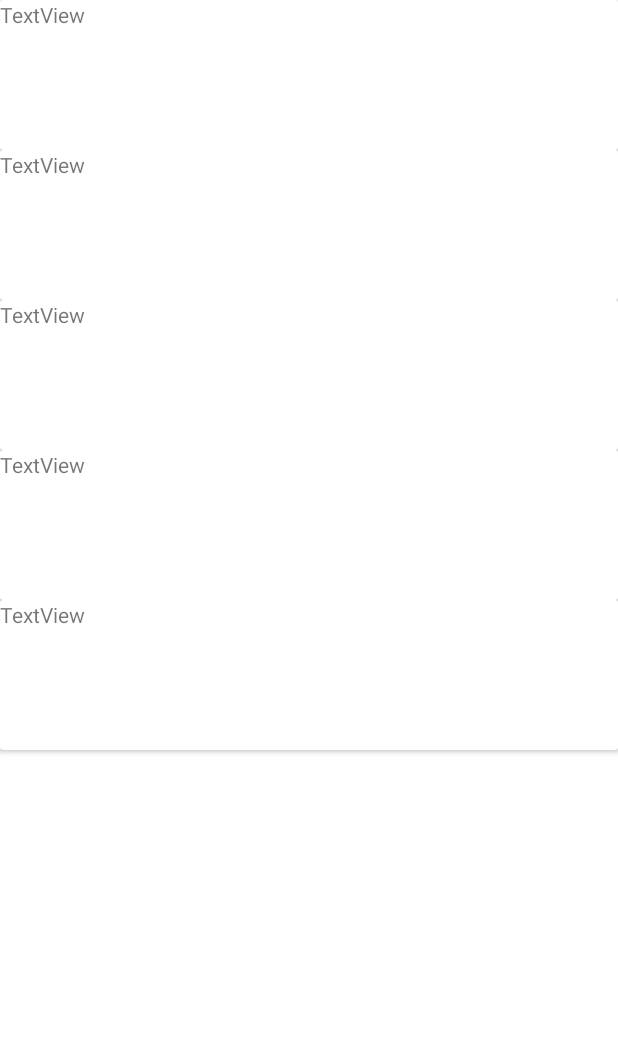
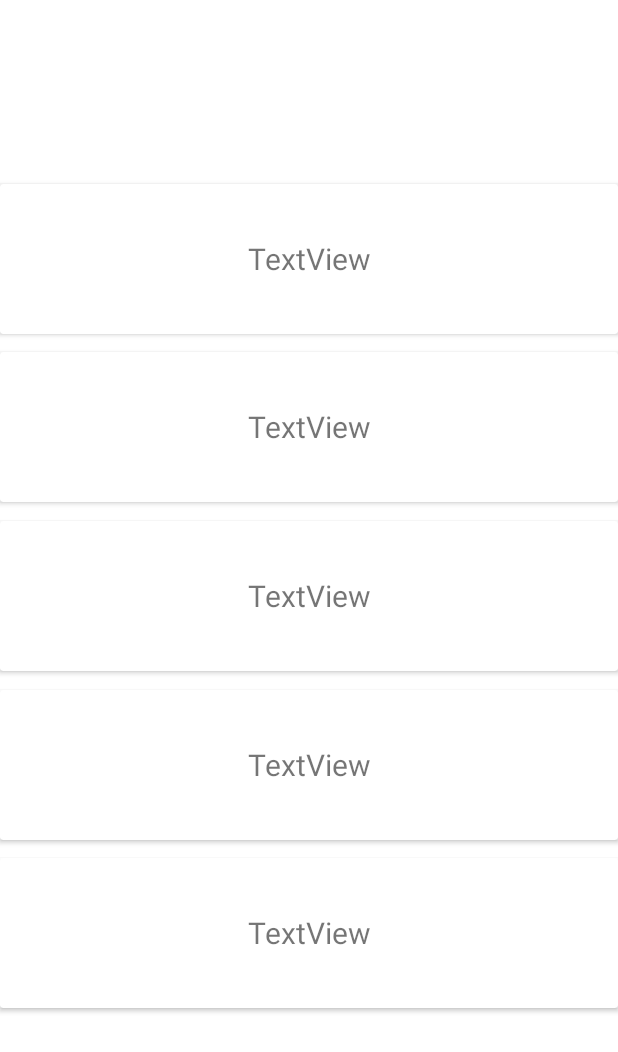
Before and after one commit to np766652/Quizbay, an Android app: the DynamicListActivity screen opened directly, with no data from a screen before it, on a phone screen of 412 x 824 dp. Shown: the top 1052 px of the screen. Run offline under Robolectric (Android 15) with nearby library versions, the phone set to English and light mode, and no system bars.

Commit message:
before common infra integration

```diff
--- a/app/src/main/res/layout/activity_dynamic_list.xml
+++ b/app/src/main/res/layout/activity_dynamic_list.xml
@@ -10,14 +10,20 @@
         android:id="@+id/cv_quizbay_dynamic1"
         android:layout_width="match_parent"
         android:layout_height="100dp"
+        android:layout_marginTop="120dp"
+        android:layout_marginBottom="10dp"
+
+        app:layout_constraintBottom_toTopOf="@+id/cv_quizbay_dynamic2"
         app:layout_constraintEnd_toEndOf="parent"
         app:layout_constraintStart_toStartOf="parent"
-        app:layout_constraintTop_toTopOf="parent" >
+        app:layout_constraintTop_toTopOf="parent">
 
         <TextView
             android:id="@+id/tv_quizbay_dynamic1"
             android:layout_width="match_parent"
             android:layout_height="match_parent"
+            android:gravity="center"
+            android:textSize="20sp"
             android:text="TextView" />
     </androidx.cardview.widget.CardView>
 
@@ -25,14 +31,18 @@
         android:id="@+id/cv_quizbay_dynamic2"
         android:layout_width="match_parent"
         android:layout_height="100dp"
+        android:layout_marginBottom="10dp"
+        app:layout_constraintBottom_toTopOf="@+id/cv_quizbay_dynamic3"
         app:layout_constraintEnd_toEndOf="parent"
         app:layout_constraintStart_toStartOf="parent"
-        app:layout_constraintTop_toBottomOf="@+id/cv_quizbay_dynamic1" >
+        app:layout_constraintTop_toBottomOf="@+id/cv_quizbay_dynamic1">
 
         <TextView
             android:id="@+id/tv_quizbay_dynamic2"
             android:layout_width="match_parent"
             android:layout_height="match_parent"
+            android:gravity="center"
+            android:textSize="20sp"
             android:text="TextView" />
     </androidx.cardview.widget.CardView>
 
@@ -40,14 +50,18 @@
         android:id="@+id/cv_quizbay_dynamic3"
         android:layout_width="match_parent"
         android:layout_height="100dp"
+        android:layout_marginBottom="10dp"
+        app:layout_constraintBottom_toTopOf="@+id/cv_quizbay_dynamic4"
         app:layout_constraintEnd_toEndOf="parent"
         app:layout_constraintStart_toStartOf="parent"
-        app:layout_constraintTop_toBottomOf="@+id/cv_quizbay_dynamic2" >
+        app:layout_constraintTop_toBottomOf="@+id/cv_quizbay_dynamic2">
 
         <TextView
             android:id="@+id/tv_quizbay_dynamic3"
             android:layout_width="match_parent"
             android:layout_height="match_parent"
+            android:gravity="center"
+            android:textSize="20sp"
             android:text="TextView" />
     </androidx.cardview.widget.CardView>
 
@@ -55,14 +69,18 @@
         android:id="@+id/cv_quizbay_dynamic4"
         android:layout_width="match_parent"
         android:layout_height="100dp"
+        android:layout_marginBottom="10dp"
+        app:layout_constraintBottom_toTopOf="@+id/cv_quizbay_dynamic5"
         app:layout_constraintEnd_toEndOf="parent"
         app:layout_constraintStart_toStartOf="parent"
-        app:layout_constraintTop_toBottomOf="@+id/cv_quizbay_dynamic3" >
+        app:layout_constraintTop_toBottomOf="@+id/cv_quizbay_dynamic3">
 
         <TextView
             android:id="@+id/tv_quizbay_dynamic4"
             android:layout_width="match_parent"
             android:layout_height="match_parent"
+            android:gravity="center"
+            android:textSize="20sp"
             android:text="TextView" />
     </androidx.cardview.widget.CardView>
 
@@ -70,14 +88,18 @@
         android:id="@+id/cv_quizbay_dynamic5"
         android:layout_width="match_parent"
         android:layout_height="100dp"
+        android:layout_marginBottom="149dp"
+        app:layout_constraintBottom_toBottomOf="parent"
         app:layout_constraintEnd_toEndOf="parent"
         app:layout_constraintStart_toStartOf="parent"
-        app:layout_constraintTop_toBottomOf="@+id/cv_quizbay_dynamic4" >
+        app:layout_constraintTop_toBottomOf="@+id/cv_quizbay_dynamic4">
 
         <TextView
             android:id="@+id/tv_quizbay_dynamic5"
             android:layout_width="match_parent"
             android:layout_height="match_parent"
+            android:gravity="center"
+            android:textSize="20sp"
             android:text="TextView" />
     </androidx.cardview.widget.CardView>
 </androidx.constraintlayout.widget.ConstraintLayout>
```
Also changed, not shown: app/src/main/java/com/example/quizbay/activity/DynamicQuizActivity1.java (+26 -8 lines), app/src/main/java/com/example/quizbay/activity/MyFirebaseMessagingService.java (+10 -1 lines).
